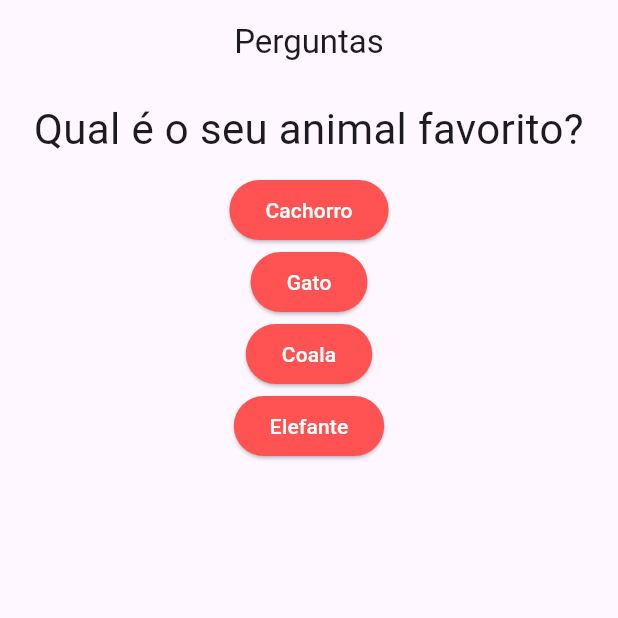
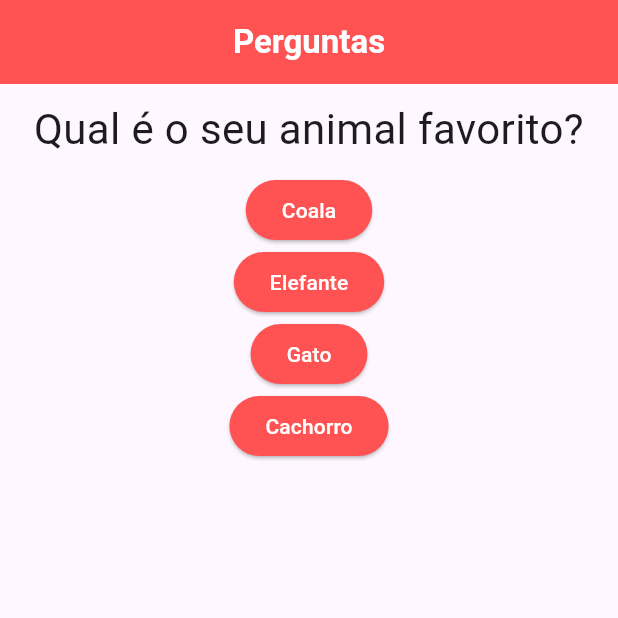
Before and after one commit to jessehfcunha/Perguntas, a Flutter app: the screen it shows after launch, after a tap on "Preto", on a phone screen of 412 x 824 dp, the top half of it. Run offline on Flutter 3.47's test engine with Material 3 defaults, Android fonts, the light colour scheme and no system bars.

Commit message:
Projeto Perguntas Finalizado

```diff
--- a/lib/main.dart
+++ b/lib/main.dart
@@ -1,60 +1,84 @@
 import 'package:flutter/material.dart';
-import './questao.dart';
-import './resposta.dart';
+import './resultado.dart';
+import './questionario.dart';
 
 main() => runApp(PerguntaApp());
 
 class _PerguntaAppState extends State<PerguntaApp> {
   var _perguntaSelecionada = 0;
-
-  final List<Map<String, Object>> _perguntas = const [
-    {
-      'texto': 'Qual é a sua cor favorita?',
-      'respostas': ['Preto', 'Vermelho', 'Verde', 'Branco'],
-    },
-    {
-      'texto': 'Qual é o seu animal favorito?',
-      'respostas': ['Cachorro', 'Gato', 'Coala', 'Elefante'],
-    },
-    {
-      'texto': 'Qual é o seu instrutor favorito?',
-      'respostas': ['Donizildo', 'Josinaldo', 'Emetério', 'Saturnino'],
-    },
-  ];
-
-  _responder() {
-    setState(() {
-      _perguntaSelecionada++;
-    });
-  }
-
+  var _pontuacaoTotal = 0;
   bool get temPerguntaSelecionada {
     return _perguntaSelecionada < _perguntas.length;
   }
 
+  _responder(int pontuacao) {
+    if (temPerguntaSelecionada) {
+      setState(() {
+        _perguntaSelecionada++;
+        _pontuacaoTotal += pontuacao;
+      });
+    }
+  }
+
+  _reiniciarQuestionario() => setState(() {
+    _perguntaSelecionada = 0;
+    _pontuacaoTotal = 0;
+  });
+
+  final _perguntas = const [
+    {
+      'texto': 'Qual é a sua cor favorita?',
+      'respostas': [
+        {'texto': 'Preto', 'pontuacao': 5},
+        {'texto': 'Vermelho', 'pontuacao': 3},
+        {'texto': 'Verde', 'pontuacao': 10},
+        {'texto': 'Branco', 'pontuacao': 1},
+      ],
+    },
+    {
+      'texto': 'Qual é o seu animal favorito?',
+      'respostas': [
+        {'texto': 'Coala', 'pontuacao': 5},
+        {'texto': 'Elefante', 'pontuacao': 3},
+        {'texto': 'Gato', 'pontuacao': 10},
+        {'texto': 'Cachorro', 'pontuacao': 1},
+      ],
+    },
+    {
+      'texto': 'Qual é o seu instrutor favorito?',
+      'respostas': [
+        {'texto': 'Saturnino', 'pontuacao': 5},
+        {'texto': 'Josinaldo', 'pontuacao': 3},
+        {'texto': 'Donizildo', 'pontuacao': 10},
+        {'texto': 'Emeterio', 'pontuacao': 1},
+      ],
+    },
+  ];
+
   @override
   Widget build(BuildContext context) {
-    List<String> respostas = temPerguntaSelecionada
-        ? (_perguntas[_perguntaSelecionada]['respostas'] as List<String>)
-        : [];
-
     /*for (String textoResposta in respostas) {
       widgets.add(Resposta(textoResposta, _responder));
     }*/
     return MaterialApp(
       home: Scaffold(
-        appBar: AppBar(title: Center(child: Text("Perguntas"))),
+        appBar: AppBar(
+          backgroundColor: Colors.redAccent,
+          foregroundColor: Colors.white,
+          title: Center(
+            child: Text(
+              "Perguntas",
+              style: TextStyle(fontWeight: FontWeight.bold),
+            ),
+          ),
+        ),
         body: temPerguntaSelecionada
-            ? Column(
-                children: [
-                  // Example: show the first person's name if available
-                  Questao(_perguntas[_perguntaSelecionada]['texto'].toString()),
-                  ...respostas.map((t) => Resposta(t, _responder)).toList(),
-                ],
+            ? Questionario(
+                perguntas: _perguntas,
+                perguntaSelecionada: _perguntaSelecionada,
+                quandoResponder: _responder,
               )
-            : Center(
-                child: Text("Parabéns! Você respondeu todas as perguntas!"),
-              ),
+            : Resultado(_pontuacaoTotal, _reiniciarQuestionario),
       ),
     );
   }
--- /dev/null
+++ b/lib/questionario.dart
@@ -0,0 +1,40 @@
+import 'package:flutter/material.dart';
+import './questao.dart';
+import './resposta.dart';
+
+class Questionario extends StatelessWidget {
+  final int perguntaSelecionada;
+  final void Function(int) quandoResponder;
+  final List<Map<String, Object>>? perguntas;
+
+  Questionario({
+    required this.quandoResponder,
+    required this.perguntaSelecionada,
+    required this.perguntas,
+  });
+
+  bool get temPerguntaSelecionada {
+    return perguntas != null && perguntaSelecionada < perguntas!.length;
+  }
+
+  @override
+  Widget build(BuildContext context) {
+    List<Map<String, Object>> respostas = temPerguntaSelecionada
+        ? perguntas![perguntaSelecionada]['respostas']
+              as List<Map<String, Object>>
+        : [];
+    return Column(
+      children: [
+        Questao(perguntas![perguntaSelecionada]['texto'].toString()),
+        ...respostas
+            .map(
+              (r) => Resposta(
+                r['texto'] as String,
+                () => quandoResponder(r['pontuacao'] as int),
+              ),
+            )
+            .toList(),
+      ],
+    );
+  }
+}
```
Also changed, not shown: lib/resultado.dart (added, +52 -0 lines), docs/screenshot-perguntas.png.
